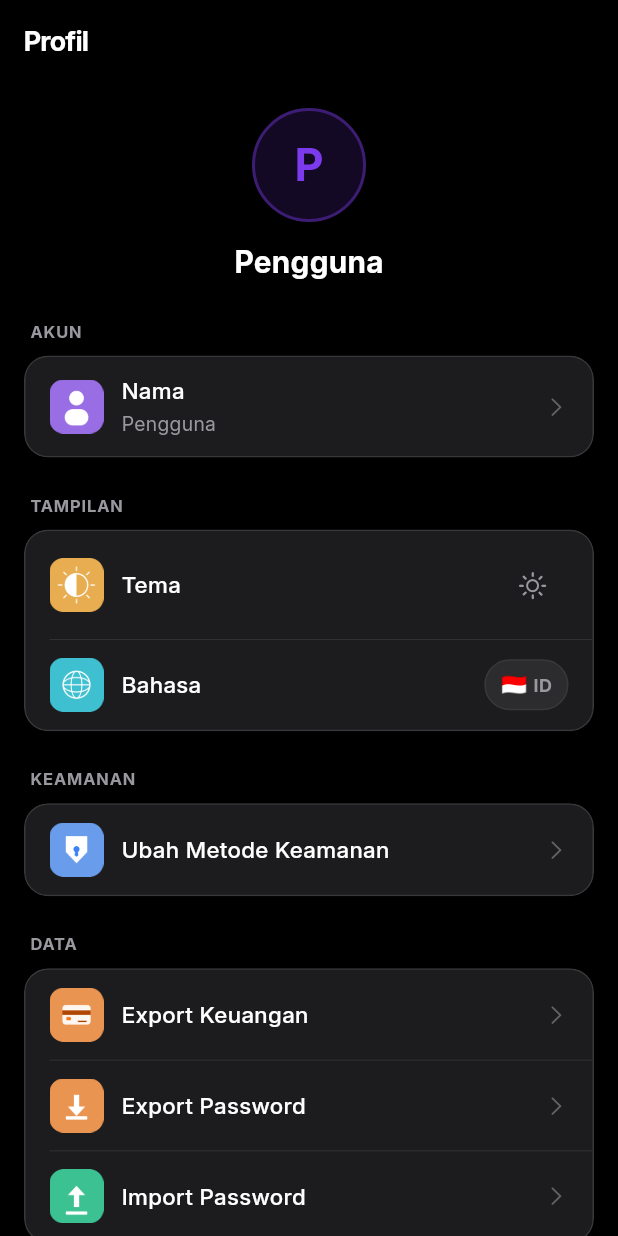
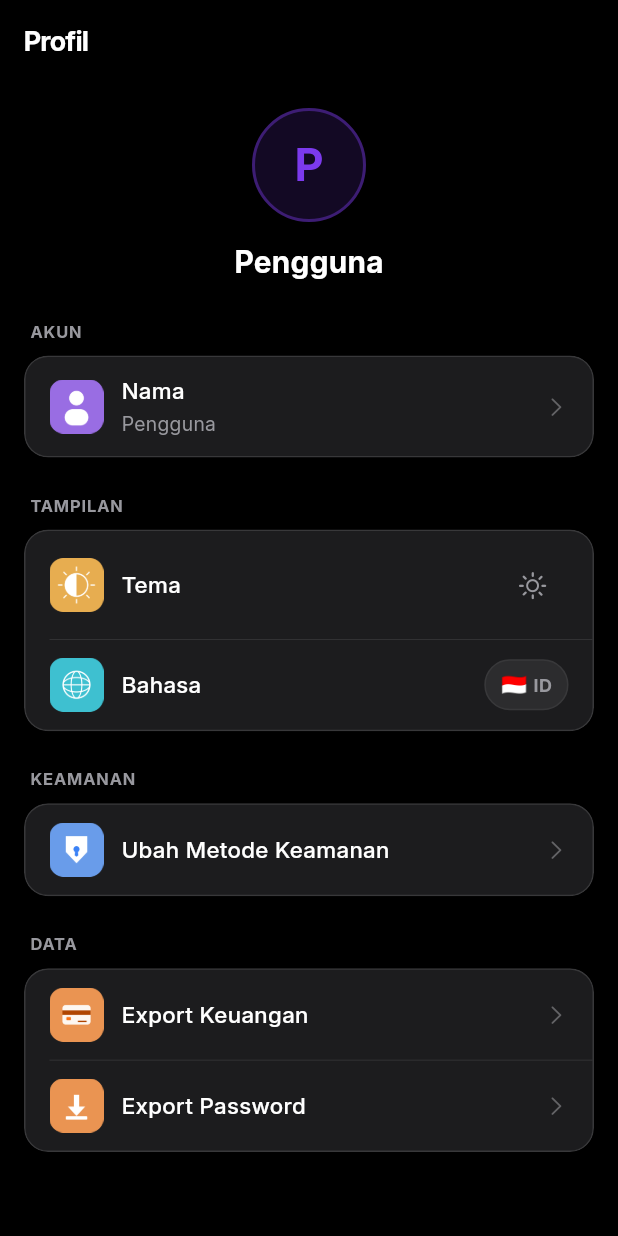
Before and after one commit to Alif-Fikri/asoyy, a Flutter app: the ProfilePage screen opened directly, on a phone screen of 412 x 824 dp. Run offline on Flutter 3.47's test engine with Material 3 defaults, Android fonts, the phone set to English and light mode, and no system bars; our stand-ins replace equatable, file_picker, fl_chart, flutter_bloc, flutter_local_notifications, flutter_timezone and 7 more; missing offline and left inert: alarm; accounts and stored records are empty; network calls fail; statements that could not run were skipped.

Commit message:
hide password CSV import from Profile page

```diff
--- a/lib/features/profile/presentation/pages/profile_page.dart
+++ b/lib/features/profile/presentation/pages/profile_page.dart
@@ -126,15 +126,6 @@ class _ProfilePageState extends State<ProfilePage> {
                 showChevron: true,
                 onTap: () => exportPasswordsCsv(context, _authRepo),
               ),
-              IosRow(
-                leading: const MenuIconImage(
-                  asset: 'assets/images/menu_upload.png',
-                  size: Sizes.iconTile,
-                ),
-                title: s.profile_import_password,
-                showChevron: true,
-                onTap: () => importPasswordsCsv(context, _authRepo),
-              ),
             ],
           ),
         ],
```
